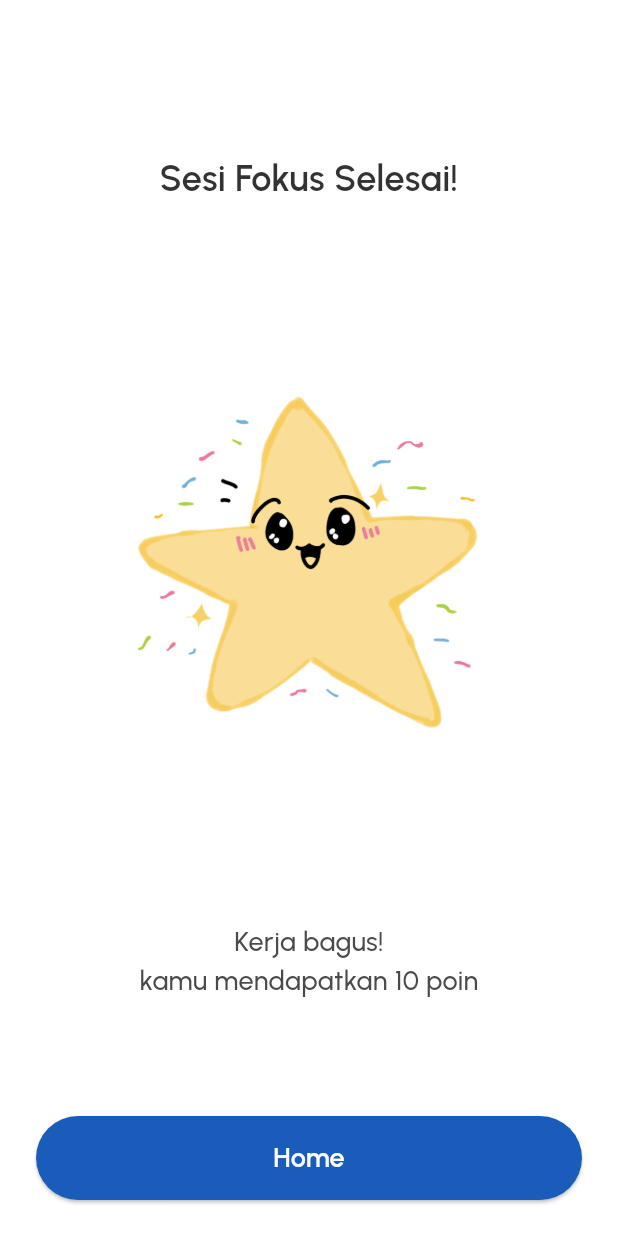
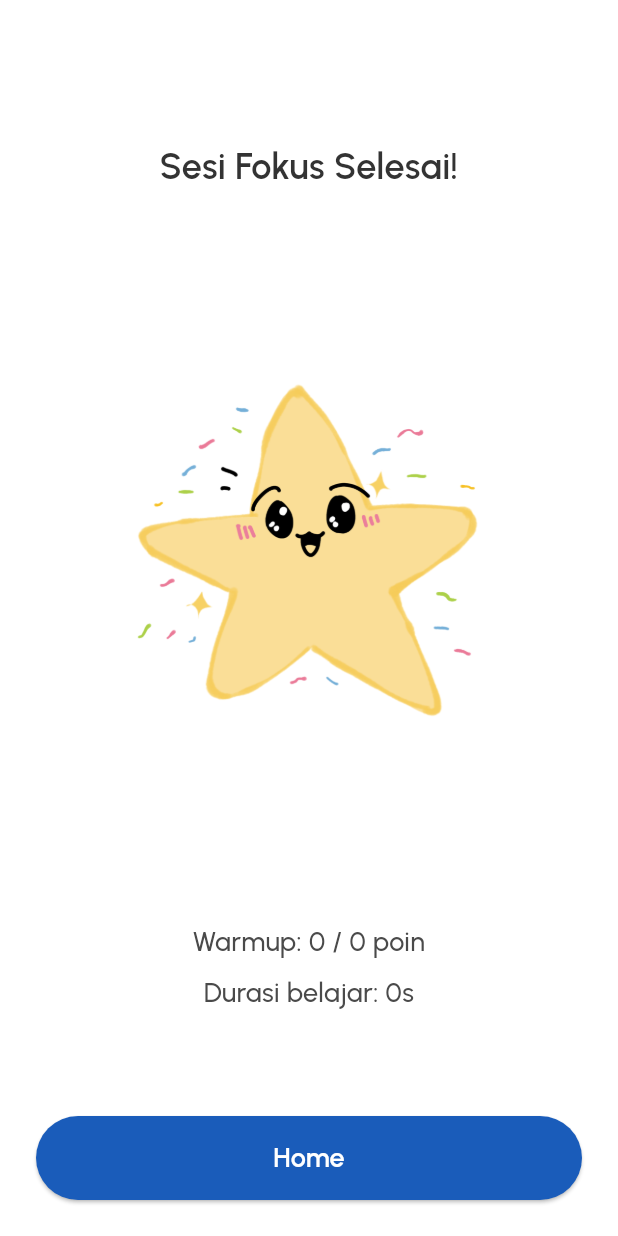
Before and after one commit to Idoo0/neurokit, a Flutter app: the StudySessionResultPage screen opened by its route, on a phone screen of 412 x 824 dp. Run offline on Flutter 3.47's test engine with Material 3 defaults, Android fonts, the phone set to English and light mode, and no system bars; our stand-ins replace flutter_svg, flutter_tts, get, google_fonts, shared_preferences; missing offline and left inert: app_settings; accounts and stored records are empty.

Commit message:
feat: add local storage for warmup results and study session duration

```diff
--- a/lib/main.dart
+++ b/lib/main.dart
@@ -6,6 +6,7 @@ import 'routes/app_routes.dart';
 // === Services & Controllers ===
 import 'services/ble_service.dart'; // stub sekarang, real nanti tinggal uncomment
 import 'services/audio_service.dart'; // stub sekarang, real nanti tinggal uncomment
+import 'services/local_storage_service.dart';
 import 'controllers/bluetooth_controller.dart';
 import 'controllers/music_controller.dart';
 import 'controllers/session_controller.dart';
@@ -43,6 +44,7 @@ class _CoreBinding extends Bindings {
     // Services (permanent agar tetap hidup sepanjang app)
     Get.put<BleService>(BleService(), permanent: true);
     Get.put<AudioService>(AudioService(), permanent: true);
+    Get.put<LocalStorageService>(LocalStorageService(), permanent: true); // ⬅️ NEW
 
     // Controllers yang bergantung pada services di atas
     Get.put<BluetoothController>(
--- a/lib/routes/app_routes.dart
+++ b/lib/routes/app_routes.dart
@@ -12,7 +12,7 @@ import 'routes_name.dart';
 import '../view/onboarding_flow.dart';
 
 class AppRoutes {
-  static const initRoute = RoutesName.motivation;
+  static const initRoute = RoutesName.onboardingFlow;
 
   static final routes = [
     GetPage(
--- a/lib/view/study_session_result_page.dart
+++ b/lib/view/study_session_result_page.dart
@@ -1,6 +1,8 @@
 import 'package:flutter/material.dart';
 import 'package:get/get.dart';
 import '../routes/routes_name.dart';
+import '../services/local_storage_service.dart';
+import '../models/mode.dart';
 import '../utils.dart';
 
 class StudySessionResultPage extends StatelessWidget {
@@ -8,6 +10,43 @@ class StudySessionResultPage extends StatelessWidget {
 
   @override
   Widget build(BuildContext context) {
+    final store = Get.find<LocalStorageService>();
+
+    return FutureBuilder(
+      future: Future.wait([
+        store.getWarmupSummary(),   // {'score': int, 'total': int, 'done': bool}
+        store.getStudySummary(),    // {'startedAt': DateTime?, 'durationSec': int, 'done': bool}
+        store.getSelectedModeString(), // String? (SessionMode.name) — optional
+      ]),
+      builder: (context, snap) {
+        if (!snap.hasData) {
+          return const Scaffold(
+            backgroundColor: Colors.white,
+            body: SafeArea(child: Center(child: CircularProgressIndicator())),
+          );
+        }
+
+        final warmup = snap.data![0] as Map<String, Object>;
+        final study  = snap.data![1] as Map<String, Object?>;
+        final modeStr = snap.data![2] as String?;
+        SessionMode? mode;
+        if (modeStr != null) {
+          try { mode = SessionMode.values.firstWhere((e) => e.name == modeStr); } catch (_) {}
+        }
+
+        final score = (warmup['score'] as int?) ?? 0;
+        final total = (warmup['total'] as int?) ?? 0;
+        final durationSec = (study['durationSec'] as int?) ?? 0;
+
+        String durationText;
+        final mins = durationSec ~/ 60;
+        final secs = durationSec % 60;
+        if (mins > 0) {
+          durationText = '${mins}m ${secs}s';
+        } else {
+          durationText = '${secs}s';
+        }
+
         return Scaffold(
           backgroundColor: Colors.white,
           body: SafeArea(
@@ -28,11 +67,31 @@ class StudySessionResultPage extends StatelessWidget {
                     height: 400,
                   ),
                   const SizedBox(height: 40),
+
+                  // 🔹 Dynamic summary
+                  Column(
+                    children: [
+                      if (mode != null)
                         Text(
-                "Kerja bagus!\nkamu mendapatkan 10 poin",
+                          "Mode: ${mode == SessionMode.chill ? 'CHILL' : 'LEARN'}",
+                          style: bodyText16.copyWith(color: neutral700),
+                          textAlign: TextAlign.center,
+                        ),
+                      const SizedBox(height: 8),
+                      Text(
+                        "Warmup: $score / $total poin",
                         style: bodyText18.copyWith(color: neutral700),
                         textAlign: TextAlign.center,
                       ),
+                      const SizedBox(height: 8),
+                      Text(
+                        "Durasi belajar: $durationText",
+                        style: bodyText18.copyWith(color: neutral700),
+                        textAlign: TextAlign.center,
+                      ),
+                    ],
+                  ),
+
                   const Spacer(),
                   SizedBox(
                     width: double.infinity,
@@ -53,5 +112,7 @@ class StudySessionResultPage extends StatelessWidget {
             ),
           ),
         );
+      },
+    );
   }
 }
```
Also changed, not shown: lib/services/local_storage_service.dart (+98 -4 lines), lib/view/homepage.dart (+8 -18 lines), lib/view/study_session_page.dart (+22 -6 lines), lib/view/warmup_page.dart (+7 -1 lines). Lines whose indentation alone changed are shown as unchanged.
